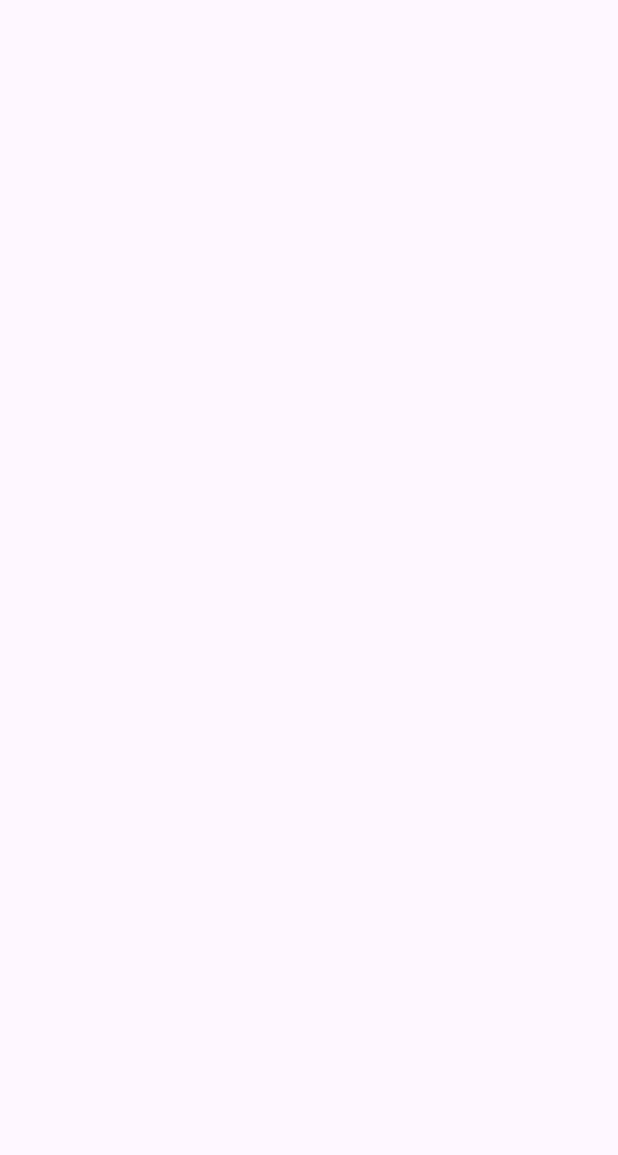
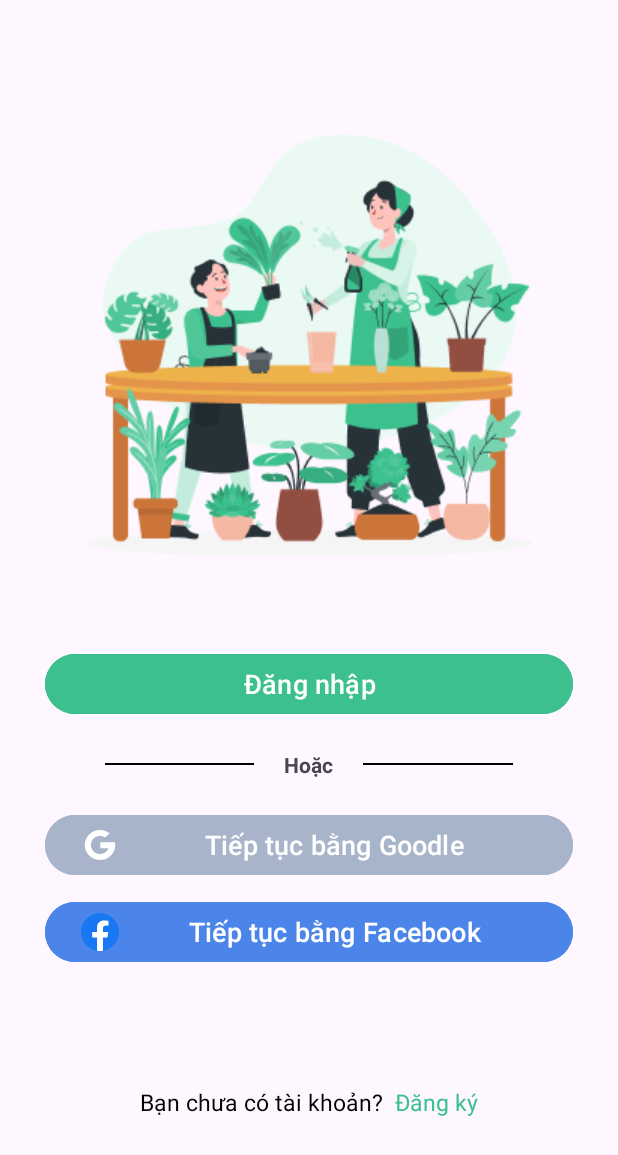
Before and after one commit to bepmai/HTNongNghiep, an Android app: the LoginSignupActivity screen opened directly, with no data from a screen before it, on a phone screen of 412 x 824 dp. Before the commit the part shown is empty. Shown: the top 1155 px of the screen. Run offline under Robolectric (Android 15) with nearby library versions, the phone set to English and light mode, and no system bars.

Commit message:
update signup login

```diff
--- /dev/null
+++ b/HTNongNghiep/app/src/main/res/drawable/ic_facebook.xml
@@ -0,0 +1,12 @@
+<vector xmlns:android="http://schemas.android.com/apk/res/android"
+    android:width="25dp"
+    android:height="25dp"
+    android:viewportWidth="25"
+    android:viewportHeight="25">
+  <path
+      android:pathData="M25,12.5C25,5.596 19.403,0 12.5,0C5.596,0 0,5.596 0,12.5C0,18.739 4.571,23.91 10.547,24.848V16.113H7.373V12.5H10.547V9.746C10.547,6.613 12.413,4.883 15.268,4.883C16.636,4.883 18.066,5.127 18.066,5.127V8.203H16.49C14.937,8.203 14.453,9.167 14.453,10.155V12.5H17.92L17.366,16.113H14.453V24.848C20.429,23.91 25,18.739 25,12.5Z"
+      android:fillColor="#1877F2"/>
+  <path
+      android:pathData="M17.366,16.113L17.92,12.5H14.453V10.155C14.453,9.167 14.937,8.203 16.49,8.203H18.066V5.127C18.066,5.127 16.636,4.883 15.268,4.883C12.413,4.883 10.547,6.613 10.547,9.746V12.5H7.373V16.113H10.547V24.848C11.193,24.949 11.846,25 12.5,25C13.154,25 13.807,24.949 14.453,24.848V16.113H17.366Z"
+      android:fillColor="#ffffff"/>
+</vector>
--- /dev/null
+++ b/HTNongNghiep/app/src/main/res/drawable/ic_google.xml
@@ -0,0 +1,18 @@
+<vector xmlns:android="http://schemas.android.com/apk/res/android"
+    android:width="25dp"
+    android:height="24dp"
+    android:viewportWidth="25"
+    android:viewportHeight="24">
+  <path
+      android:pathData="M6.932,14.087L6.236,16.685L3.692,16.739C2.931,15.329 2.5,13.715 2.5,12C2.5,10.342 2.903,8.778 3.618,7.401H3.619L5.884,7.817L6.876,10.068C6.669,10.674 6.555,11.324 6.555,12C6.556,12.734 6.688,13.438 6.932,14.087Z"
+      android:fillColor="#ffffff"/>
+  <path
+      android:pathData="M22.326,10.132C22.441,10.737 22.501,11.361 22.501,12C22.501,12.716 22.426,13.414 22.282,14.088C21.795,16.38 20.523,18.382 18.761,19.798L18.761,19.798L15.908,19.652L15.504,17.131C16.673,16.446 17.587,15.373 18.068,14.088H12.721V10.132H18.146H22.326Z"
+      android:fillColor="#ffffff"/>
+  <path
+      android:pathData="M18.76,19.798L18.76,19.799C17.046,21.176 14.869,22 12.5,22C8.691,22 5.38,19.872 3.691,16.739L6.932,14.086C7.777,16.34 9.951,17.945 12.5,17.945C13.595,17.945 14.622,17.649 15.502,17.132L18.76,19.798Z"
+      android:fillColor="#ffffff"/>
+  <path
+      android:pathData="M18.884,4.302L15.644,6.954C14.733,6.385 13.655,6.055 12.501,6.055C9.894,6.055 7.68,7.733 6.877,10.068L3.62,7.401H3.619C5.283,4.192 8.636,2 12.501,2C14.927,2 17.152,2.864 18.884,4.302Z"
+      android:fillColor="#ffffff"/>
+</vector>
--- a/HTNongNghiep/app/src/main/res/layout/activity_login_signup.xml
+++ b/HTNongNghiep/app/src/main/res/layout/activity_login_signup.xml
@@ -7,4 +7,125 @@
     android:layout_height="match_parent"
     tools:context=".container.LoginSignupActivity">
 
+    <ImageView
+        android:id="@+id/imageView"
+        android:layout_width="wrap_content"
+        android:layout_height="wrap_content"
+        app:layout_constraintEnd_toEndOf="parent"
+        app:layout_constraintStart_toStartOf="parent"
+        app:layout_constraintTop_toTopOf="parent"
+        android:layout_marginTop="90dp"
+        app:srcCompat="@drawable/Group260" />
+
+    <Button
+        android:id="@+id/logIn_button"
+        android:layout_width="match_parent"
+        android:layout_height="wrap_content"
+        android:text="Đăng nhập"
+        android:textSize="18sp"
+        android:backgroundTint="@color/green"
+        android:layout_marginTop="60dp"
+        android:layout_marginLeft="30dp"
+        android:layout_marginRight="30dp"
+        app:layout_constraintEnd_toEndOf="parent"
+        app:layout_constraintStart_toStartOf="parent"
+        app:layout_constraintTop_toBottomOf="@+id/imageView" />
+
+    <RelativeLayout
+        android:id="@+id/relativeLayout"
+        android:layout_width="match_parent"
+        android:layout_height="wrap_content"
+        android:layout_marginLeft="50dp"
+        android:layout_marginTop="20dp"
+        android:layout_marginRight="50dp"
+        app:layout_constraintEnd_toEndOf="parent"
+        app:layout_constraintStart_toStartOf="parent"
+        app:layout_constraintTop_toBottomOf="@+id/logIn_button">
+
+        <View
+            android:layout_width="match_parent"
+            android:layout_height="1dp"
+            android:layout_centerVertical="true"
+            android:layout_marginLeft="20dp"
+            android:layout_marginRight="20dp"
+            android:layout_toStartOf="@+id/orText"
+            android:background="@color/black" />
+
+        <TextView
+            android:id="@+id/orText"
+            android:layout_width="wrap_content"
+            android:layout_height="wrap_content"
+            android:layout_centerInParent="true"
+            android:text="Hoặc"
+            android:textStyle="bold" />
+
+        <View
+            android:layout_width="match_parent"
+            android:layout_height="1dp"
+            android:layout_centerVertical="true"
+            android:layout_marginLeft="20dp"
+            android:layout_marginRight="20dp"
+            android:layout_toEndOf="@+id/orText"
+            android:background="@color/black" />
+    </RelativeLayout>
+
+    <Button
+        android:id="@+id/logInGoogle_button"
+        android:layout_width="match_parent"
+        android:layout_height="wrap_content"
+        android:backgroundTint="@color/gray"
+        android:text="Tiếp tục bằng Goodle"
+        android:textSize="18sp"
+        android:drawableLeft="@drawable/ic_google"
+        android:layout_marginTop="20dp"
+        android:layout_marginLeft="30dp"
+        android:layout_marginRight="30dp"
+        app:layout_constraintEnd_toEndOf="parent"
+        app:layout_constraintStart_toStartOf="parent"
+        app:layout_constraintTop_toBottomOf="@+id/relativeLayout" />
+
+    <Button
+        android:id="@+id/logInFacebook_button"
+        android:layout_width="match_parent"
+        android:layout_height="wrap_content"
+        android:backgroundTint="@color/blue"
+        android:text="Tiếp tục bằng Facebook"
+        android:textSize="18sp"
+        android:drawableLeft="@drawable/ic_facebook"
+        android:layout_marginTop="10dp"
+        android:layout_marginLeft="30dp"
+        android:layout_marginRight="30dp"
+        app:layout_constraintEnd_toEndOf="parent"
+        app:layout_constraintStart_toStartOf="parent"
+        app:layout_constraintTop_toBottomOf="@+id/logInGoogle_button" />
+
+    <LinearLayout
+        android:id="@+id/changeToSignUp"
+        android:layout_width="wrap_content"
+        android:layout_height="wrap_content"
+        android:layout_gravity="center"
+        android:orientation="horizontal"
+        android:padding="8dp"
+        app:layout_constraintBottom_toBottomOf="parent"
+        app:layout_constraintEnd_toEndOf="parent"
+        app:layout_constraintStart_toStartOf="parent"
+        app:layout_constraintTop_toBottomOf="@+id/logInFacebook_button">
+
+        <TextView
+            android:id="@+id/dontHaveAccountText"
+            android:layout_width="wrap_content"
+            android:layout_height="wrap_content"
+            android:text="Bạn chưa có tài khoản? "
+            android:textColor="#000000"
+            android:textSize="15sp"
+            tools:ignore="HardcodedText" />
+
+        <TextView
+            android:layout_width="wrap_content"
+            android:layout_height="wrap_content"
+            android:text=" Đăng ký"
+            android:textColor="@color/green"
+            android:textSize="15sp"
+            tools:ignore="HardcodedText" />
+    </LinearLayout>
 </androidx.constraintlayout.widget.ConstraintLayout>
--- a/HTNongNghiep/app/src/main/res/values/colors.xml
+++ b/HTNongNghiep/app/src/main/res/values/colors.xml
@@ -3,4 +3,6 @@
     <color name="black">#FF000000</color>
     <color name="white">#FFFFFFFF</color>
     <color name="green">#3CC18E</color>
+    <color name="gray">#A8B4CA</color>
+    <color name="blue">#4C85EA</color>
 </resources>
```
Also changed, not shown: HTNongNghiep/app/src/main/res/drawable/Group260.png (added).
